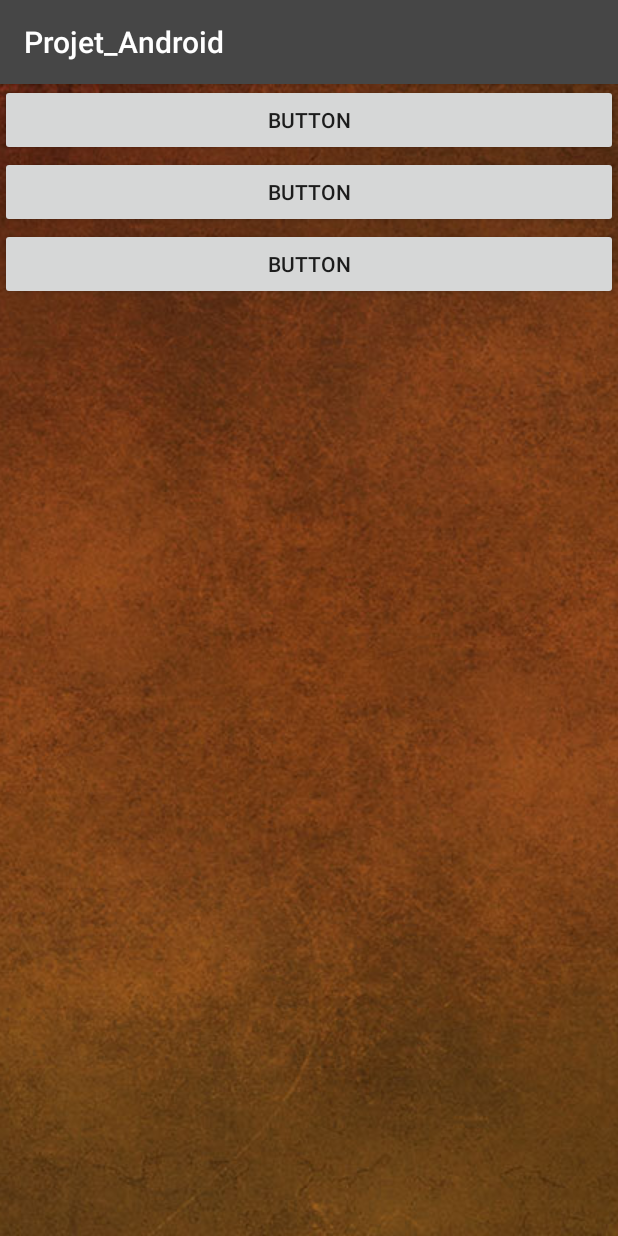
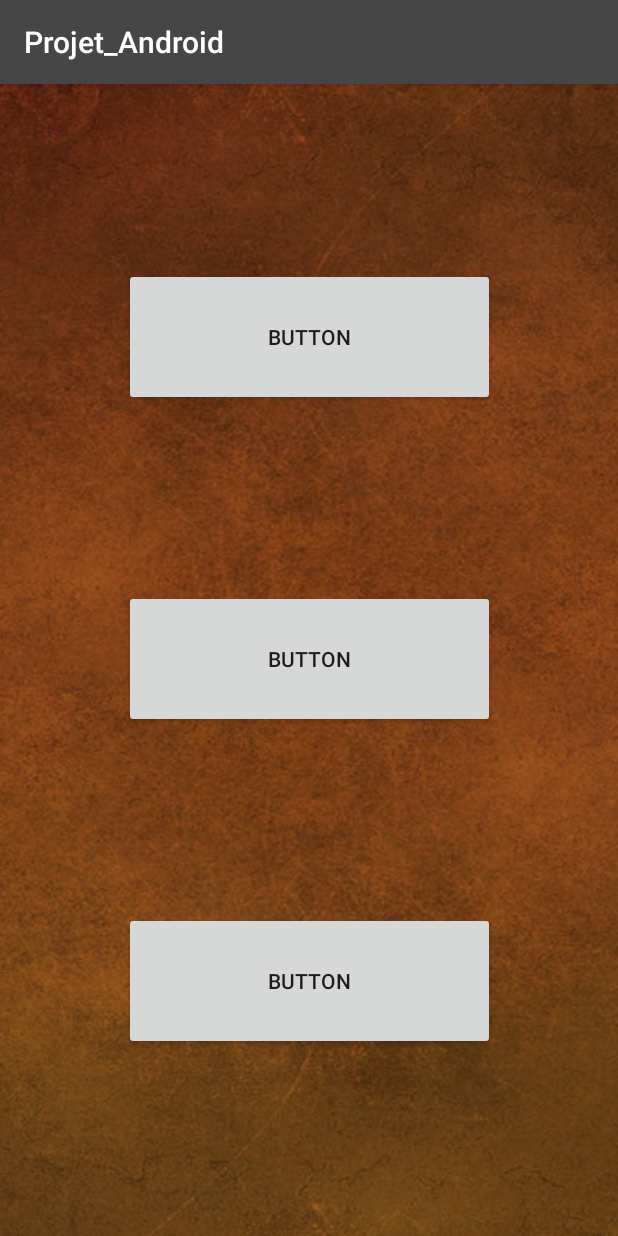
Before and after one commit to Nydaniem/Projet_Android_Pendu, an Android app: the screen it shows after launch (MainProjet), on a phone screen of 412 x 824 dp. Run offline under Robolectric (Android 15) with nearby library versions, the phone set to English and light mode, and no system bars.

Commit message:
interface mainprojet

```diff
--- a/app/src/main/res/layout/activity_main_projet.xml
+++ b/app/src/main/res/layout/activity_main_projet.xml
@@ -24,88 +24,95 @@
 
             <Space
                 android:layout_width="wrap_content"
-                android:layout_height="wrap_content" />
+                android:layout_height="wrap_content"
+                android:layout_weight="1" />
 
             <LinearLayout
                 android:layout_width="match_parent"
                 android:layout_height="wrap_content"
+                android:layout_weight="0.75"
                 android:orientation="horizontal">
 
                 <Space
-                    android:layout_width="wrap_content"
+                    android:layout_width="match_parent"
                     android:layout_height="wrap_content"
                     android:layout_weight="1" />
 
                 <Button
                     android:id="@+id/button3"
                     android:layout_width="match_parent"
-                    android:layout_height="wrap_content"
-                    android:layout_weight="1"
+                    android:layout_height="match_parent"
+                    android:layout_weight="0.5"
                     android:text="Button" />
 
                 <Space
-                    android:layout_width="wrap_content"
+                    android:layout_width="match_parent"
                     android:layout_height="wrap_content"
                     android:layout_weight="1" />
             </LinearLayout>
 
             <Space
                 android:layout_width="match_parent"
-                android:layout_height="wrap_content" />
+                android:layout_height="wrap_content"
+                android:layout_weight="1" />
 
             <LinearLayout
                 android:layout_width="match_parent"
                 android:layout_height="wrap_content"
+                android:layout_weight="0.75"
                 android:orientation="horizontal">
 
                 <Space
-                    android:layout_width="wrap_content"
+                    android:layout_width="match_parent"
                     android:layout_height="wrap_content"
                     android:layout_weight="1" />
 
                 <Button
                     android:id="@+id/button4"
                     android:layout_width="match_parent"
-                    android:layout_height="wrap_content"
-                    android:layout_weight="1"
+                    android:layout_height="match_parent"
+                    android:layout_weight="0.5"
                     android:text="Button" />
 
                 <Space
-                    android:layout_width="wrap_content"
+                    android:layout_width="match_parent"
                     android:layout_height="wrap_content"
                     android:layout_weight="1" />
             </LinearLayout>
 
             <Space
                 android:layout_width="match_parent"
-                android:layout_height="wrap_content" />
+                android:layout_height="wrap_content"
+                android:layout_weight="1" />
 
             <LinearLayout
                 android:layout_width="match_parent"
                 android:layout_height="wrap_content"
+                android:layout_weight="0.75"
                 android:orientation="horizontal">
 
                 <Space
-                    android:layout_width="wrap_content"
+                    android:layout_width="match_parent"
                     android:layout_height="wrap_content"
                     android:layout_weight="1" />
 
                 <Button
                     android:id="@+id/button5"
                     android:layout_width="match_parent"
-                    android:layout_height="wrap_content"
-                    android:layout_weight="1"
+                    android:layout_height="match_parent"
+                    android:layout_weight="0.5"
                     android:text="Button" />
 
                 <Space
-                    android:layout_width="wrap_content"
+                    android:layout_width="match_parent"
                     android:layout_height="wrap_content"
                     android:layout_weight="1" />
             </LinearLayout>
 
             <Space
                 android:layout_width="match_parent"
-                android:layout_height="wrap_content" />
+                android:layout_height="wrap_content"
+                android:layout_weight="1" />
         </LinearLayout>
     </FrameLayout>
 </android.support.constraint.ConstraintLayout>
```
